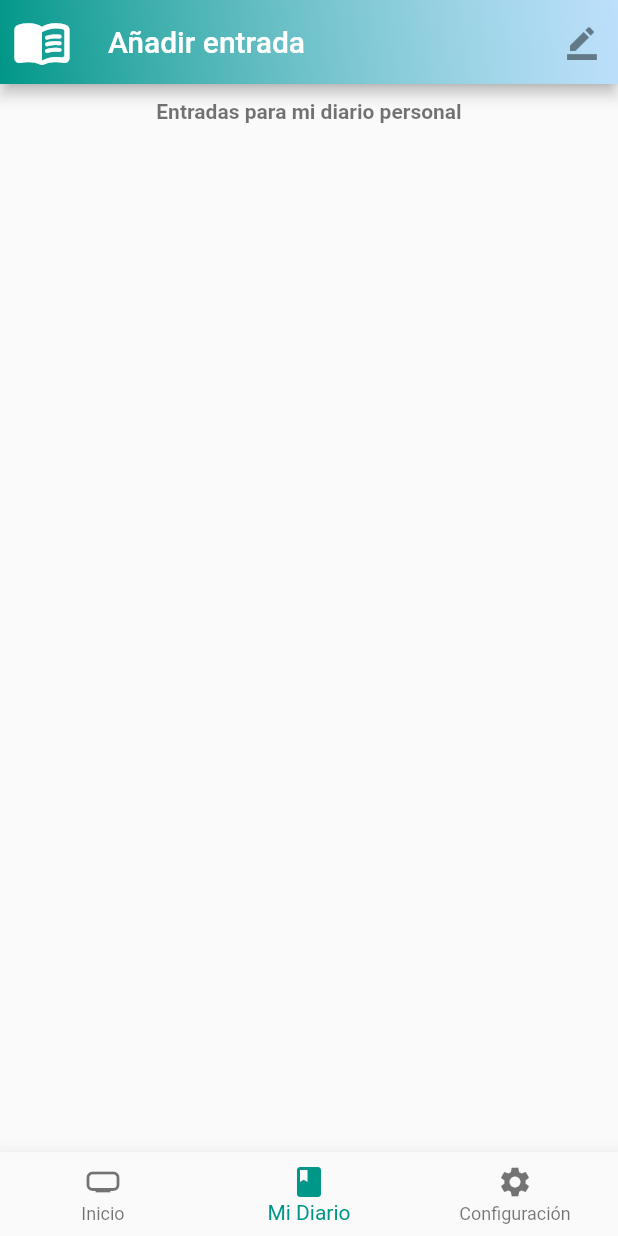
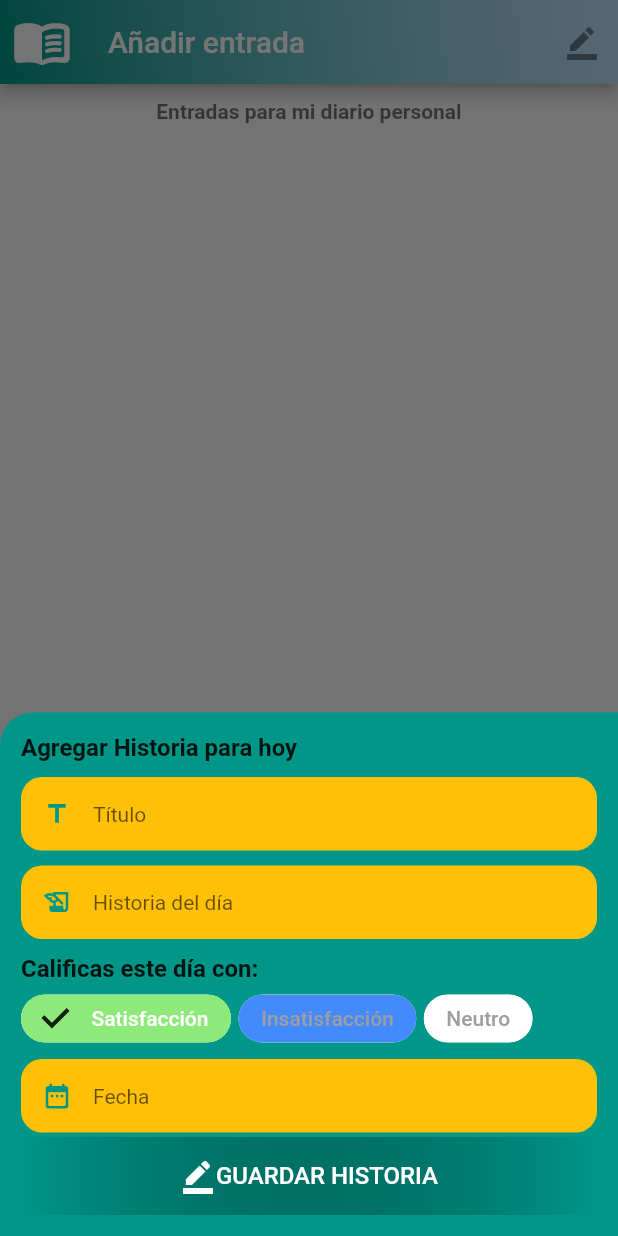
Before and after one commit to JF268/App_FirePsyc, a Flutter app: the screen it shows after launch, item 2 of the bottom bar chosen, after a tap on the "border color" icon, on a phone screen of 412 x 824 dp. Run offline on Flutter 3.47's test engine with Material 2 defaults, Android fonts, the phone set to English and light mode, and no system bars; our stand-ins replace cloud_firestore, firebase_core, google_fonts; accounts and stored records are empty.

Commit message:
Creación de formulario y widget button

```diff
--- a/lib/pages/my_diary.dart
+++ b/lib/pages/my_diary.dart
@@ -1,7 +1,11 @@
 import 'package:cloud_firestore/cloud_firestore.dart';
 import 'package:flutter/material.dart';
 import 'package:psycjfapp/models/diary_model.dart';
+import 'package:psycjfapp/widgets/History_form_widget.dart';
+import 'package:psycjfapp/widgets/button_widget.dart';
+import 'package:psycjfapp/widgets/colors_diary.dart';
 import 'package:psycjfapp/widgets/divider_widget.dart';
+import 'package:psycjfapp/widgets/textfielf_form_widget.dart';
 import 'package:psycjfapp/widgets/widget_history.dart';
 
 
@@ -10,6 +14,17 @@ class MyDiary extends StatelessWidget {
   //instanciando una colección(objeto) de firestore - apuntando
   CollectionReference historia = FirebaseFirestore.instance.collection('productividad');
 
+  //Método para ingresar una nueva historia
+
+  showFormHistory(BuildContext context){
+    showModalBottomSheet(
+        context: context ,
+        backgroundColor: Colors.transparent,
+        builder: (BuildContext context){
+          return HistoryWidgetForm();
+        }
+    );
+  }
   @override
   Widget build(BuildContext context) {
     return Scaffold(
@@ -30,6 +45,7 @@ class MyDiary extends StatelessWidget {
           actions: <Widget> [
             IconButton(onPressed: (){
               //Codigo para añadir entrada al diario
+              showFormHistory(context);
             }, icon: const Icon(Icons.border_color,color: Colors.black45,))
           ],
         ),
@@ -44,6 +60,7 @@ class MyDiary extends StatelessWidget {
                   color: Colors.black87.withOpacity(0.55),
                 ),),
                 divider6(),
+                //llamando a streambuilder desde Firebase
                 StreamBuilder(
                   stream: historia.snapshots(),
                   builder: (BuildContext context, AsyncSnapshot snap){
--- /dev/null
+++ b/lib/widgets/History_form_widget.dart
@@ -0,0 +1,142 @@
+import 'package:flutter/material.dart';
+import 'package:psycjfapp/widgets/button_widget.dart';
+import 'package:psycjfapp/widgets/colors_diary.dart';
+import 'package:psycjfapp/widgets/divider_widget.dart';
+import 'package:psycjfapp/widgets/textfielf_form_widget.dart';
+
+
+class HistoryWidgetForm extends StatefulWidget {
+  const HistoryWidgetForm({Key? key}) : super(key: key);
+
+  @override
+  State<HistoryWidgetForm> createState() => _HistoryWidgetFormState();
+}
+
+class _HistoryWidgetFormState extends State<HistoryWidgetForm> {
+//función para escoger fecha
+SelectDate() async{
+  DateTime? datetime = await showDatePicker(
+      context: context,
+      initialDate: DateTime.now(),
+      firstDate: DateTime(2020),
+      lastDate: DateTime(2030),
+      cancelText: "Cancelar",
+      confirmText: "Guardar fecha",
+      helpText: "¿Qué día pasó?",
+      builder: (BuildContext context, Widget? widget){
+        return Theme(
+          data: ThemeData.light().copyWith(
+            dialogBackgroundColor: Colors.teal,
+            dialogTheme: DialogTheme(
+              backgroundColor: Colors.white,
+              shape: RoundedRectangleBorder(
+                borderRadius: BorderRadius.circular(30.0),
+              )
+            ),
+            colorScheme: ColorScheme.light(
+              primary: Colors.teal,
+            ),
+          ),
+          child: widget!,);
+      }
+  );
+
+  if(datetime != null){
+    _dateController.text = datetime.toString().substring(0,10);
+    setState(() {
+
+    });
+  }
+}
+
+final TextEditingController _tituloController = TextEditingController();
+final TextEditingController _historyController = TextEditingController();
+final TextEditingController _dateController = TextEditingController();
+
+String stateSelected = "Satisfacción";
+
+  @override
+  Widget build(BuildContext context) {
+    return Container(
+        padding: const EdgeInsets.all(14),
+        decoration: BoxDecoration(
+          color: Colors.teal,
+          borderRadius: BorderRadius.only(topLeft: Radius.circular(22.0)),
+        ),
+        child: Column(
+          crossAxisAlignment: CrossAxisAlignment.start,
+          mainAxisSize: MainAxisSize.min,
+          children: [
+            Text("Agregar Historia para hoy",style: TextStyle(fontWeight: FontWeight.w600,fontSize: 16),),
+            divider10(),
+            TextFieldHistory(
+              hinText: "Título",
+              icon: Icons.title,
+              controller: _tituloController,
+            ),
+            divider10(),
+            TextFieldHistory(
+              hinText: "Historia del día",
+              icon: Icons.history_edu_outlined,
+              controller: _historyController,
+            ),
+            divider10(),
+            Text("Calificas este día con:",style: TextStyle(fontWeight: FontWeight.w600,fontSize: 16),),
+            Wrap(
+              runAlignment: WrapAlignment.start,
+              alignment: WrapAlignment.start,
+              spacing: 5.0,
+              children: [
+                FilterChip(
+                    selected: stateSelected == "Satisfacción",
+                    backgroundColor: Colors.blueAccent,
+                    padding: const EdgeInsets.symmetric(horizontal: 7.0),
+                    selectedColor: categoryColor[stateSelected],
+                    labelStyle: TextStyle(
+                      color: stateSelected == "Satisfacción" ? Colors.white: Colors.grey,
+                    ),
+                    label: Text("Satisfacción"), onSelected: (bool value){
+                      stateSelected = "Satisfacción";
+                      setState(() {});
+                }),
+                FilterChip(
+                    selected: stateSelected == "Insatisfacción",
+                    backgroundColor: Colors.blueAccent,
+                    padding: const EdgeInsets.symmetric(horizontal: 7.0),
+                    selectedColor: categoryColor[stateSelected],
+                    labelStyle: TextStyle(
+                      color: stateSelected == "Insatisfacción" ? Colors.white: Colors.grey,
+                    ),
+                    label: Text("Insatisfacción"), onSelected: (bool value){
+                  stateSelected = "Insatisfacción";
+                  setState(() {});
+                }),
+                FilterChip(
+                    selected: stateSelected == "Neutro",
+                    backgroundColor: Colors.white,
+                    padding: const EdgeInsets.symmetric(horizontal: 7.0),
+                    selectedColor: categoryColor[stateSelected],
+                    labelStyle: TextStyle(
+                      color: stateSelected == "Neutro" ? Colors.white: Colors.grey,
+                    ),
+                    label: Text("Neutro"), onSelected: (bool value){
+                  stateSelected = "Neutro";
+                  setState(() {});
+                }),
+              ],),
+            divider3(),
+            TextFieldHistory(
+              hinText: "Fecha",
+              icon: Icons.date_range_rounded,
+              controller: _dateController,
+              onTap: (){
+                //TODO codigo para llamar al metodo para escoger fecha
+                SelectDate();
+              },),
+            divider3(),
+            ButtonW(),
+          ],
+        )
+    );
+  }
+}
--- /dev/null
+++ b/lib/widgets/button_widget.dart
@@ -0,0 +1,43 @@
+import 'package:flutter/material.dart';
+
+class ButtonW extends StatelessWidget {
+  const ButtonW({Key? key}) : super(key: key);
+
+  @override
+  Widget build(BuildContext context) {
+    return SizedBox(
+      height: 52.0,
+      width: double.infinity,
+      child: Container(
+        decoration: const BoxDecoration(
+          gradient: LinearGradient(
+            colors: [
+              Colors.teal, Colors.transparent,
+            ],
+          ),
+        ),
+        child: ElevatedButton(
+            style: ElevatedButton.styleFrom(
+                padding: EdgeInsets.symmetric(horizontal: 15,vertical: 10),
+                tapTargetSize: MaterialTapTargetSize.shrinkWrap,
+                primary: Colors.transparent,
+                shadowColor: Colors.transparent,
+                shape: RoundedRectangleBorder(
+                  borderRadius: BorderRadius.circular(14.0),
+                )
+            ),
+            onPressed: (){
+              //TODO codigo para guardar historia
+            }, child: Center(
+          child: Row(
+            mainAxisAlignment: MainAxisAlignment.center,
+            children: [
+              Icon(Icons.border_color),
+              Text('GUARDAR HISTORIA',style: TextStyle(fontSize: 16,fontWeight: FontWeight.w500),),
+            ],
+          ),
+        )),
+      ),
+    );
+  }
+}
--- a/lib/widgets/colors_diary.dart
+++ b/lib/widgets/colors_diary.dart
@@ -2,6 +2,7 @@ import 'dart:ui';
 // codigo de colores para campo de estado de dia del diario
 Color YesSatisfactoryColor = const Color(0xff8CE97A);
 Color NosatisfactoryColor = const Color(0xffD8D875);
+Color NeutralColor = const Color(0xffA3B4C6);
 
 Map<String,Color> categoryColor = {
     "Satisfacción": Color(0xff8CE97A),
--- /dev/null
+++ b/lib/widgets/textfielf_form_widget.dart
@@ -0,0 +1,49 @@
+import 'package:flutter/material.dart';
+
+
+class TextFieldHistory extends StatelessWidget {
+  //enviar texto y cambiar icono
+  String hinText;
+  IconData icon;
+  //Función para elegir fecha
+  Function? onTap;
+
+  TextEditingController controller;
+  //Contructor
+  TextFieldHistory({required this.hinText,
+  required this.icon,
+  this.onTap,
+  required this.controller,});
+  @override
+
+  Widget build(BuildContext context) {
+    return TextField(
+      controller: controller,
+      onTap: onTap != null? (){onTap!();} : null,
+      readOnly: onTap != null? true:false,
+      decoration: InputDecoration(
+        contentPadding: const EdgeInsets.symmetric(horizontal: 12.0, vertical: 15.0),
+        prefixIcon: Icon(
+          icon,
+          size: 20.0,
+          color: Colors.teal,
+        ),
+        hintText: hinText,
+        hintStyle: TextStyle(
+          fontSize: 14.0,
+          color: Colors.black54.withOpacity(0.6),
+        ),
+        filled: true,
+        fillColor: Colors.amber,
+        focusedBorder: OutlineInputBorder(
+          borderRadius: BorderRadius.circular(14.0),
+          borderSide: BorderSide.none,
+        ),
+        enabledBorder: OutlineInputBorder(
+          borderRadius: BorderRadius.circular(14.0),
+          borderSide: BorderSide.none,
+        ),
+      ),
+    );
+  }
+}
```
